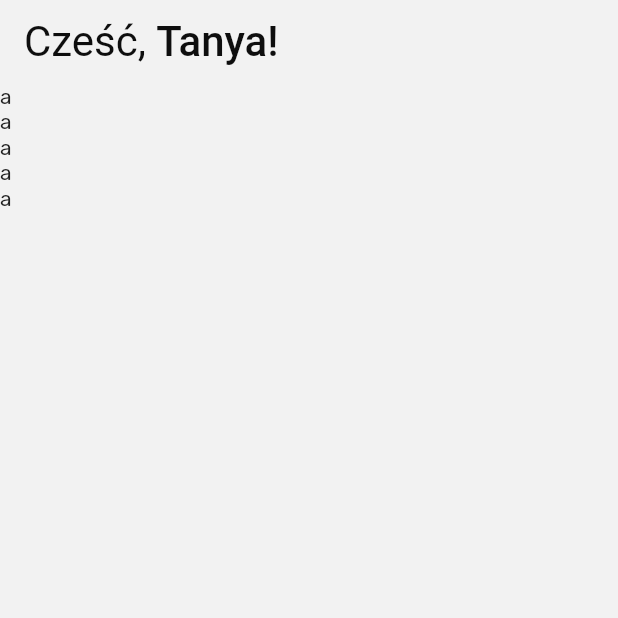
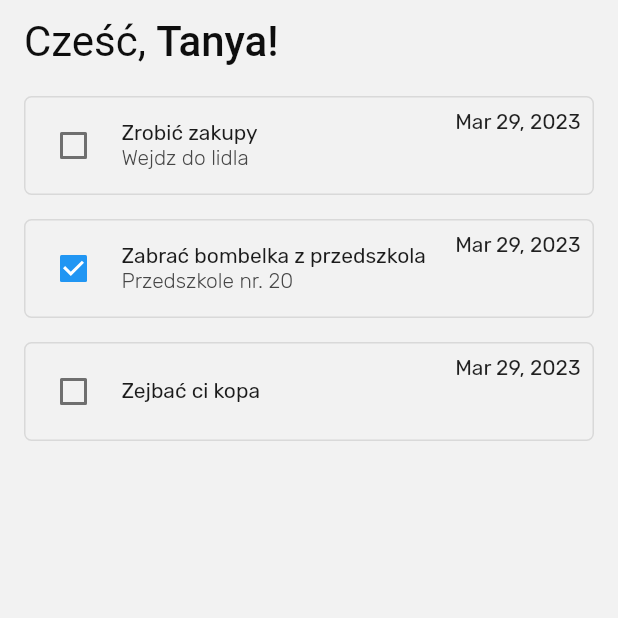
Before and after one commit to Shaking-Donut/ToDoApp-flutter, a Flutter app: the HomeView screen opened by its route, on a phone screen of 412 x 824 dp, the top half of it. Run offline on Flutter 3.47's test engine with Material 2 defaults, Android fonts, the phone set to English and light mode, and no system bars.

Commit message:
quick fix XD

```diff
--- /dev/null
+++ b/lib/model/todo_types.dart
@@ -0,0 +1,16 @@
+class Todo {
+  final bool isChecked;
+  final DateTime dateCreated;
+  final String title;
+  String desc;
+  DateTime? dateDue;
+  final String todoId;
+
+  Todo(
+      {this.dateDue,
+      this.desc = '',
+      required this.isChecked,
+      required this.dateCreated,
+      required this.title,
+      required this.todoId});
+}
--- a/lib/views/home_view.dart
+++ b/lib/views/home_view.dart
@@ -1,6 +1,34 @@
 import 'package:flutter/material.dart';
 import 'package:flutter/services.dart';
 import 'package:todo/colors.dart';
+import 'package:todo/model/todo_types.dart';
+import 'package:todo/views/widgets/todo_sliver.dart';
+
+List<Todo> todoList = [
+  Todo(
+    isChecked: false,
+    dateCreated: DateTime(2023, 3, 29),
+    title: 'Zrobić zakupy',
+    todoId: '861239',
+    dateDue: DateTime(2023, 3, 31),
+    desc: 'Wejdz do lidla',
+  ),
+  Todo(
+    isChecked: true,
+    dateCreated: DateTime(2023, 3, 29),
+    title: 'Zabrać bombelka z przedszkola',
+    todoId: '861239',
+    dateDue: DateTime(2023, 3, 31),
+    desc: 'Przedszkole nr. 20',
+  ),
+  Todo(
+    isChecked: false,
+    dateCreated: DateTime(2023, 3, 29),
+    title: 'Zejbać ci kopa',
+    todoId: '861239',
+    dateDue: DateTime(2023, 3, 31),
+  ),
+];
 
 class HomeView extends StatelessWidget {
   const HomeView({super.key});
@@ -36,11 +64,17 @@ class HomeView extends StatelessWidget {
       body: SafeArea(
         bottom: true,
         top: true,
-        child: ListView.builder(
-          itemCount: 5,
-          itemBuilder: ((context, index) {
-            return const Text('a');
-          }),
+        child: CustomScrollView(
+          slivers: [
+            SliverList(
+              delegate: SliverChildBuilderDelegate(
+                (context, index) {
+                  return TodoSliver(todo: todoList[index]);
+                },
+                childCount: todoList.length,
+              ),
+            ),
+          ],
         ),
       ),
     );
--- /dev/null
+++ b/lib/views/widgets/todo_sliver.dart
@@ -0,0 +1,93 @@
+import 'package:flutter/material.dart';
+import 'package:intl/intl.dart';
+import 'package:todo/colors.dart';
+import 'package:todo/model/todo_types.dart';
+
+class TodoSliver extends StatefulWidget {
+  const TodoSliver({super.key, required this.todo});
+
+  final Todo todo;
+
+  @override
+  State<TodoSliver> createState() =>
+      // ignore: no_logic_in_create_state
+      _TodoSliverState(isChecked: todo.isChecked);
+}
+
+class _TodoSliverState extends State<TodoSliver> {
+  bool? isChecked;
+
+  _TodoSliverState({this.isChecked});
+
+  @override
+  Widget build(BuildContext context) {
+    String formattedDate = DateFormat.yMMMd().format(widget.todo.dateCreated);
+
+    return SizedBox(
+      height: 82,
+      child: Padding(
+        padding: const EdgeInsets.symmetric(vertical: 8, horizontal: 16),
+        child: Container(
+          decoration: BoxDecoration(
+            border: Border.all(
+              color: AppColors.background3,
+              width: 1,
+            ),
+            borderRadius: const BorderRadius.all(
+              Radius.circular(5.0),
+            ),
+          ),
+          child: Padding(
+            padding: const EdgeInsets.all(8.0),
+            child: Row(
+              crossAxisAlignment: CrossAxisAlignment.start,
+              children: [
+                Column(
+                  children: [
+                    Checkbox(
+                      value: isChecked,
+                      onChanged: (newState) {
+                        setState(() {
+                          isChecked = newState;
+                        });
+                      },
+                    ),
+                  ],
+                ),
+                Expanded(
+                  child: Padding(
+                    padding: const EdgeInsets.only(left: 8),
+                    child: Column(
+                      mainAxisAlignment: MainAxisAlignment.center,
+                      crossAxisAlignment: CrossAxisAlignment.start,
+                      children: [
+                        Text(
+                          widget.todo.title,
+                          style: const TextStyle(
+                            color: AppColors.gray7,
+                          ),
+                        ),
+                        if (widget.todo.desc.isNotEmpty)
+                          Text(
+                            widget.todo.desc,
+                            style: const TextStyle(
+                              color: AppColors.gray5,
+                              fontWeight: FontWeight.w300,
+                            ),
+                          ),
+                      ],
+                    ),
+                  ),
+                ),
+                Column(
+                  mainAxisAlignment: MainAxisAlignment.start,
+                  children: [Text(formattedDate)],
+                ),
+              ],
+            ),
+          ),
+        ),
+      ),
+    );
+  }
+}
--- a/lib/views/widgets/welcome_text.dart
+++ b/lib/views/widgets/welcome_text.dart
@@ -19,7 +19,7 @@ class WelcomeText extends StatelessWidget {
                 style: TextStyle(fontWeight: FontWeight.w300, fontSize: 24),
               ),
               Text(
-                'NatCar',
+                'ToDo',
                 style: TextStyle(fontWeight: FontWeight.w500, fontSize: 36),
               ),
             ],
--- a/pubspec.yaml
+++ b/pubspec.yaml
@@ -35,6 +35,7 @@ dependencies:
   # The following adds the Cupertino Icons font to your application.
   # Use with the CupertinoIcons class for iOS style icons.
   cupertino_icons: ^1.0.2
+  intl: ^0.17.0
 
 dev_dependencies:
   flutter_test:
```
Also changed, not shown: pubspec.lock.
